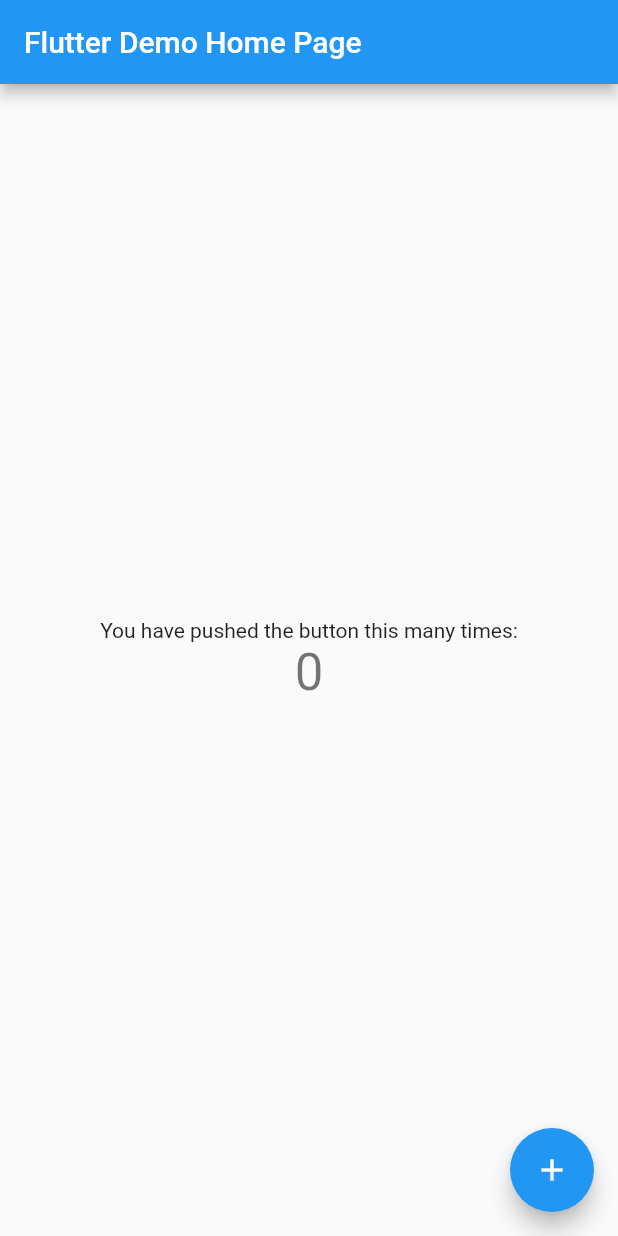
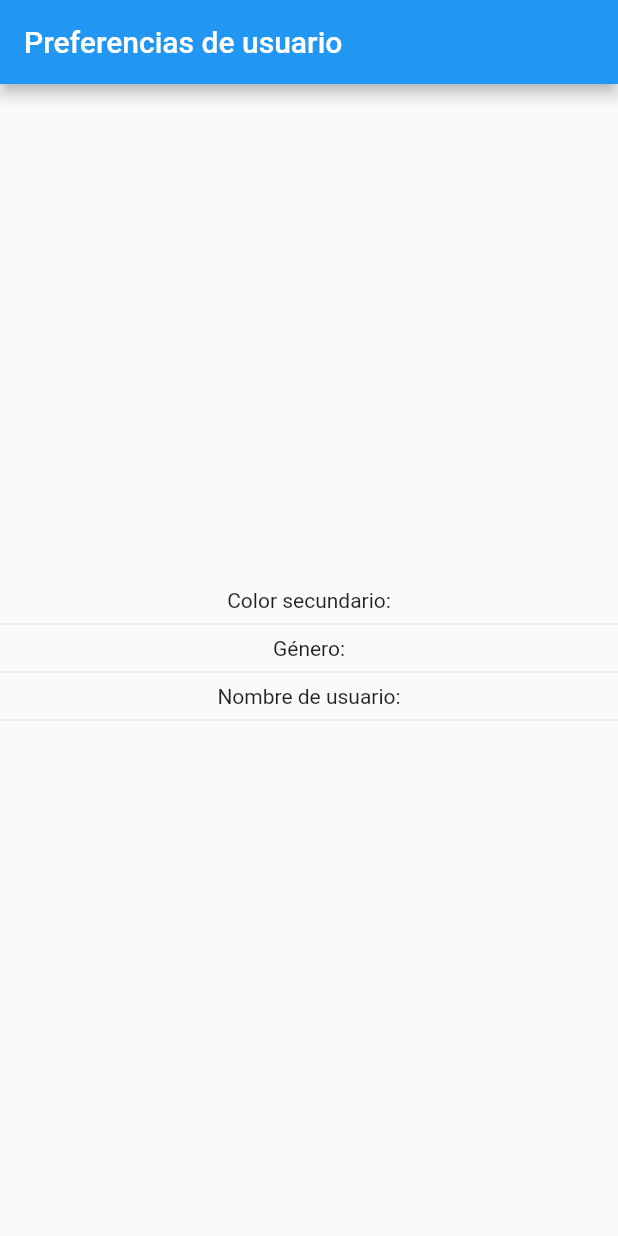
Before and after one commit to alejaam/preferencias_usuario, a Flutter app: the screen it shows after launch, on a phone screen of 412 x 824 dp. Run offline on Flutter 3.47's test engine with Material 2 defaults, Android fonts, the phone set to English and light mode, and no system bars.

Commit message:
Creando paginas home y settings, y manejo de rutas

```diff
--- a/lib/main.dart
+++ b/lib/main.dart
@@ -1,111 +1,19 @@
 import 'package:flutter/material.dart';
+import 'package:preferencias_usuario/src/pages/home_page.dart';
+import 'package:preferencias_usuario/src/pages/setting_page.dart';
 
 void main() => runApp(MyApp());
 
 class MyApp extends StatelessWidget {
-  // This widget is the root of your application.
   @override
   Widget build(BuildContext context) {
     return MaterialApp(
-      title: 'Flutter Demo',
-      theme: ThemeData(
-        // This is the theme of your application.
-        //
-        // Try running your application with "flutter run". You'll see the
-        // application has a blue toolbar. Then, without quitting the app, try
-        // changing the primarySwatch below to Colors.green and then invoke
-        // "hot reload" (press "r" in the console where you ran "flutter run",
-        // or simply save your changes to "hot reload" in a Flutter IDE).
-        // Notice that the counter didn't reset back to zero; the application
-        // is not restarted.
-        primarySwatch: Colors.blue,
-      ),
-      home: MyHomePage(title: 'Flutter Demo Home Page'),
+      title: 'PReferencias',
+      initialRoute: HomePage.routeName,
+      routes: {
+        HomePage.routeName     : (context) => HomePage(),
+        SettingsPage.routeName : (context) => SettingsPage()
+      },
     );
   }
 }
-
-class MyHomePage extends StatefulWidget {
-  MyHomePage({Key key, this.title}) : super(key: key);
-
-  // This widget is the home page of your application. It is stateful, meaning
-  // that it has a State object (defined below) that contains fields that affect
-  // how it looks.
-
-  // This class is the configuration for the state. It holds the values (in this
-  // case the title) provided by the parent (in this case the App widget) and
-  // used by the build method of the State. Fields in a Widget subclass are
-  // always marked "final".
-
-  final String title;
-
-  @override
-  _MyHomePageState createState() => _MyHomePageState();
-}
-
-class _MyHomePageState extends State<MyHomePage> {
-  int _counter = 0;
-
-  void _incrementCounter() {
-    setState(() {
-      // This call to setState tells the Flutter framework that something has
-      // changed in this State, which causes it to rerun the build method below
-      // so that the display can reflect the updated values. If we changed
-      // _counter without calling setState(), then the build method would not be
-      // called again, and so nothing would appear to happen.
-      _counter++;
-    });
-  }
-
-  @override
-  Widget build(BuildContext context) {
-    // This method is rerun every time setState is called, for instance as done
-    // by the _incrementCounter method above.
-    //
-    // The Flutter framework has been optimized to make rerunning build methods
-    // fast, so that you can just rebuild anything that needs updating rather
-    // than having to individually change instances of widgets.
-    return Scaffold(
-      appBar: AppBar(
-        // Here we take the value from the MyHomePage object that was created by
-        // the App.build method, and use it to set our appbar title.
-        title: Text(widget.title),
-      ),
-      body: Center(
-        // Center is a layout widget. It takes a single child and positions it
-        // in the middle of the parent.
-        child: Column(
-          // Column is also a layout widget. It takes a list of children and
-          // arranges them vertically. By default, it sizes itself to fit its
-          // children horizontally, and tries to be as tall as its parent.
-          //
-          // Invoke "debug painting" (press "p" in the console, choose the
-          // "Toggle Debug Paint" action from the Flutter Inspector in Android
-          // Studio, or the "Toggle Debug Paint" command in Visual Studio Code)
-          // to see the wireframe for each widget.
-          //
-          // Column has various properties to control how it sizes itself and
-          // how it positions its children. Here we use mainAxisAlignment to
-          // center the children vertically; the main axis here is the vertical
-          // axis because Columns are vertical (the cross axis would be
-          // horizontal).
-          mainAxisAlignment: MainAxisAlignment.center,
-          children: <Widget>[
-            Text(
-              'You have pushed the button this many times:',
-            ),
-            Text(
-              '$_counter',
-              style: Theme.of(context).textTheme.display1,
-            ),
-          ],
-        ),
-      ),
-      floatingActionButton: FloatingActionButton(
-        onPressed: _incrementCounter,
-        tooltip: 'Increment',
-        child: Icon(Icons.add),
-      ), // This trailing comma makes auto-formatting nicer for build methods.
-    );
-  }
-}
--- /dev/null
+++ b/lib/src/pages/home_page.dart
@@ -0,0 +1,25 @@
+import 'package:flutter/material.dart';
+
+class HomePage extends StatelessWidget {
+
+  static final String routeName = 'home';
+  @override
+  Widget build(BuildContext context) {
+    return Scaffold(
+      appBar: AppBar(
+        title: Text('Preferencias de usuario'),
+      ),
+      body: Column(
+        mainAxisAlignment: MainAxisAlignment.center,
+        children: <Widget>[
+          Text('Color secundario:'),
+          Divider(),
+          Text('Género:'),
+          Divider(),
+          Text('Nombre de usuario:'),
+          Divider(),
+        ],
+      ),
+    );
+  }
+}
```
Also changed, not shown: lib/src/pages/setting_page.dart (added, +17 -0 lines), 1 other file.
